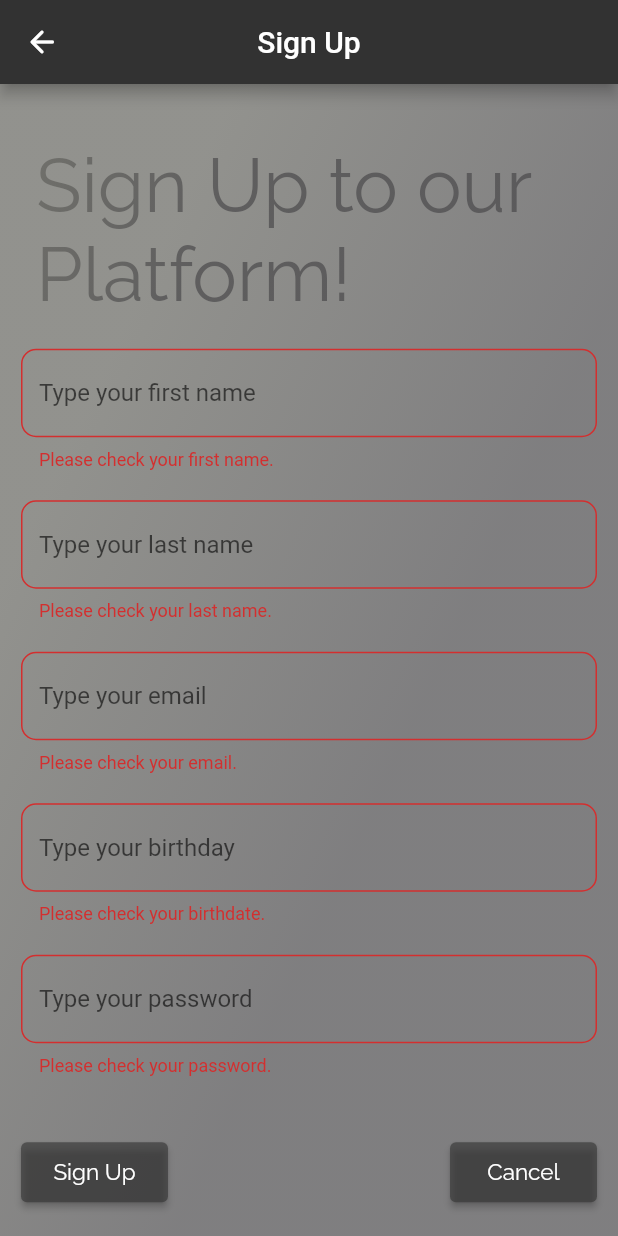
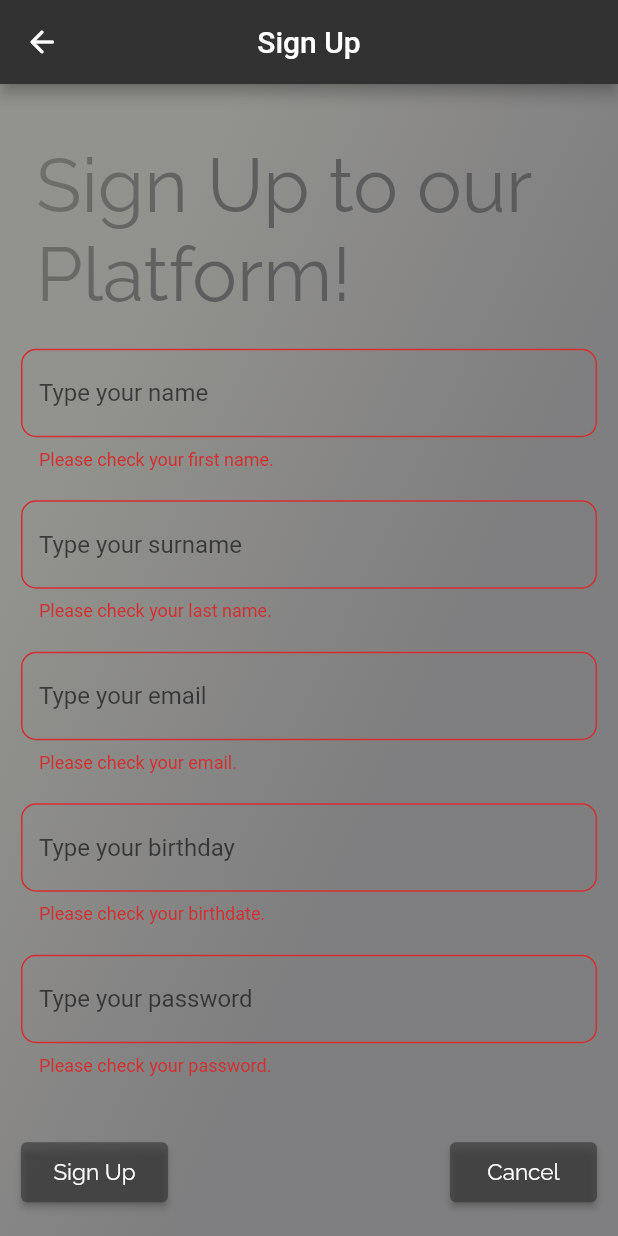
Before and after one commit to brunopedrazza/ctracker-app, a Flutter app: the SignUpPage screen opened by its route, after a tap on "Sign Up", on a phone screen of 412 x 824 dp. Run offline on Flutter 3.47's test engine with Material 2 defaults, Android fonts, the phone set to English and light mode, and no system bars; our stand-ins replace flutter_dotenv, google_fonts; accounts and stored records are empty.

Commit message:
Apply localization to remaining widgets

```diff
--- a/front/lib/pages/signup.page.dart
+++ b/front/lib/pages/signup.page.dart
@@ -79,13 +79,13 @@ class _SignUpPageState extends State<SignUpPage> {
       await CTrackerAPI().signup(newUser);
       setState(() {
         _signingUp = false;
-        _dialogMessage = "Successfully registered!";
+        _dialogMessage = AppLocalizations.of(context).registered;
       });
       renderDialog();
     } catch (e) {
       setState(() {
         _signingUp = false;
-        _dialogMessage = "An error has occurred. Please try again.";
+        _dialogMessage = AppLocalizations.of(context).error;
       });
       renderDialog();
     }
@@ -97,7 +97,7 @@ class _SignUpPageState extends State<SignUpPage> {
     if (_userBirthdate == null) {
       updatedInputStatus['birthdate']['error'] = true;
       updatedInputStatus['birthdate']['message'] =
-          'Please check your birthdate.';
+          AppLocalizations.of(context).birthdateInputValidation;
 
       valid = false;
     } else {
@@ -107,7 +107,8 @@ class _SignUpPageState extends State<SignUpPage> {
 
     if (_userEmail == null) {
       updatedInputStatus['email']['error'] = true;
-      updatedInputStatus['email']['message'] = 'Please check your email.';
+      updatedInputStatus['email']['message'] =
+          AppLocalizations.of(context).emailInputValidation;
 
       valid = false;
     } else {
@@ -117,7 +118,7 @@ class _SignUpPageState extends State<SignUpPage> {
     if (_userFirstName == null) {
       updatedInputStatus['firstName']['error'] = true;
       updatedInputStatus['firstName']['message'] =
-          'Please check your first name.';
+          AppLocalizations.of(context).nameInputValidation;
 
       valid = false;
     } else {
@@ -127,7 +128,7 @@ class _SignUpPageState extends State<SignUpPage> {
     if (_userLastName == null) {
       updatedInputStatus['lastName']['error'] = true;
       updatedInputStatus['lastName']['message'] =
-          'Please check your last name.';
+          AppLocalizations.of(context).surnameInputValidation;
       valid = false;
     } else {
       updatedInputStatus['lastName']['error'] = false;
@@ -135,7 +136,8 @@ class _SignUpPageState extends State<SignUpPage> {
     }
     if (_userPassword == null) {
       updatedInputStatus['password']['error'] = true;
-      updatedInputStatus['password']['message'] = 'Please check your password.';
+      updatedInputStatus['password']['message'] =
+          AppLocalizations.of(context).passwordInputValidation;
       valid = false;
     } else {
       updatedInputStatus['password']['error'] = false;
@@ -205,13 +207,13 @@ class _SignUpPageState extends State<SignUpPage> {
                             padding: const EdgeInsets.symmetric(
                                 horizontal: 10.0, vertical: 20),
                             child: Text(
-                              'Sign Up to our Platform!',
+                              AppLocalizations.of(context).signUpMessage,
                               style: GlobalStyles.titleTextGradient,
                             ),
                           ),
                           TextFormField(
                             decoration: GlobalStyles.standardTextField(
-                                'Type your first name',
+                                AppLocalizations.of(context).nameInput,
                                 _invalidInputs['firstName']['error'],
                                 _invalidInputs['firstName']['message']),
                             onChanged: ((text) =>
@@ -222,7 +224,7 @@ class _SignUpPageState extends State<SignUpPage> {
                           ),
                           TextFormField(
                             decoration: GlobalStyles.standardTextField(
-                                'Type your last name',
+                                AppLocalizations.of(context).surnameInput,
                                 _invalidInputs['lastName']['error'],
                                 _invalidInputs['lastName']['message']),
                             onChanged: ((text) =>
@@ -233,7 +235,7 @@ class _SignUpPageState extends State<SignUpPage> {
                           ),
                           TextFormField(
                               decoration: GlobalStyles.standardTextField(
-                                  'Type your email',
+                                  AppLocalizations.of(context).emailInput,
                                   _invalidInputs['email']['error'],
                                   _invalidInputs['email']['message']),
                               onChanged: ((text) =>
@@ -243,7 +245,7 @@ class _SignUpPageState extends State<SignUpPage> {
                           ),
                           TextFormField(
                               decoration: GlobalStyles.standardTextField(
-                                  'Type your birthday',
+                                  AppLocalizations.of(context).birthdateInput,
                                   _invalidInputs['birthdate']['error'],
                                   _invalidInputs['birthdate']['message']),
                               onChanged: ((text) =>
@@ -254,7 +256,7 @@ class _SignUpPageState extends State<SignUpPage> {
                           TextFormField(
                               obscureText: true,
                               decoration: GlobalStyles.standardTextField(
-                                  'Type your password',
+                                  AppLocalizations.of(context).passwordInput,
                                   _invalidInputs['password']['error'],
                                   _invalidInputs['password']['message']),
                               onChanged: ((text) =>
@@ -271,12 +273,12 @@ class _SignUpPageState extends State<SignUpPage> {
                               ElevatedButton(
                                   style: GlobalStyles.standardButton,
                                   onPressed: () async => {signUpUser()},
-                                  child: Text('Sign Up')),
+                                  child: Text(AppLocalizations.of(context).signUp)),
                               ElevatedButton(
                                   style: GlobalStyles.standardButton,
                                   onPressed: () =>
                                       Navigator.pushNamed(context, '/'),
-                                  child: Text('Cancel')),
+                                  child: Text(AppLocalizations.of(context).cancel)),
                             ],
                           )
                         ],
```
Also changed, not shown: front/lib/pages/home/home.page.dart (+7 -7 lines), front/lib/pages/login.page.dart (+9 -7 lines).
